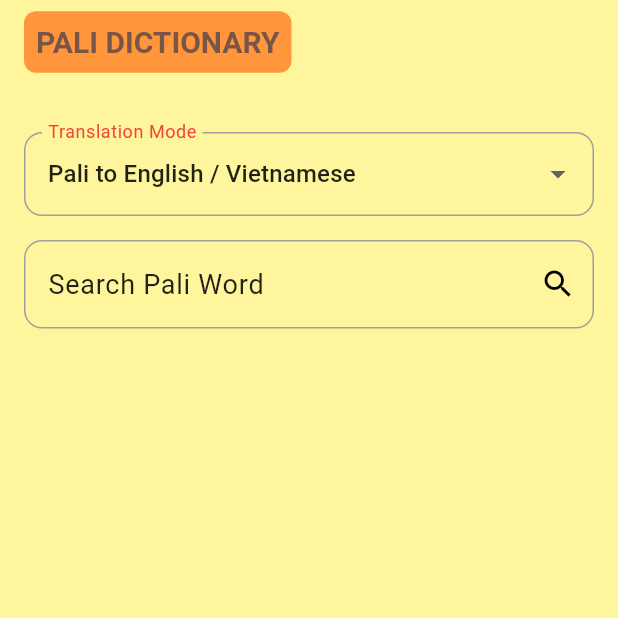
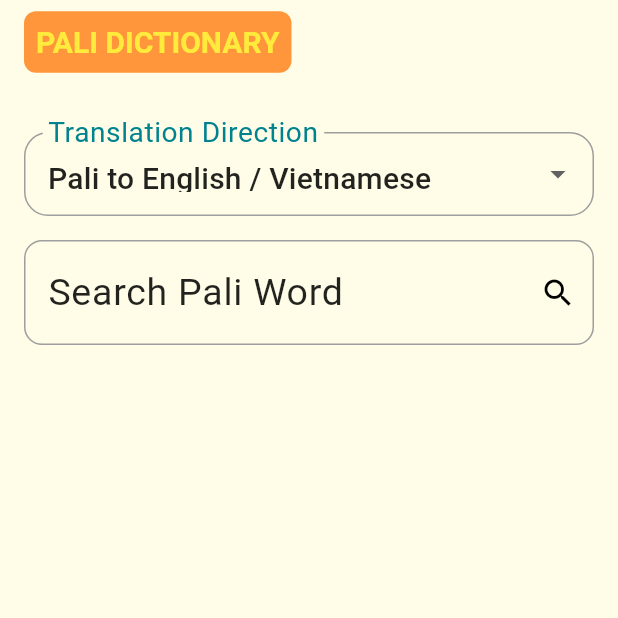
Before and after one commit to trgpnt/pali_dict_app, a Flutter app: the screen it shows after launch, on a phone screen of 412 x 824 dp, the top half of it. Run offline on Flutter 3.47's test engine with Material 3 defaults, Android fonts, the phone set to English and light mode, and no system bars; statements that could not run were skipped.

Commit message:
Running app, _ Modified colors for drop down menu widget

```diff
--- a/lib/dictionary_app.dart
+++ b/lib/dictionary_app.dart
@@ -113,8 +113,11 @@ class _DictionaryAppState extends State<DictionaryApp> {
                       });
                     },
                     decoration: InputDecoration(
-                      labelText: 'Translation Mode',
-                      labelStyle: const TextStyle(color: Colors.red),
+                      labelText: 'Translation Direction',
+                      labelStyle: const TextStyle(
+                          color: Color(0xFF00838F),
+                          decorationThickness: 10.0,
+                          fontSize: 25),
                       border: OutlineInputBorder(
                         borderRadius: BorderRadius.circular(12.0),
                       ),
@@ -130,7 +133,7 @@ class _DictionaryAppState extends State<DictionaryApp> {
                           color: Colors.grey,
                           width: 1.0,
                         ),
-                        borderRadius: BorderRadius.circular(12.0),
+                        borderRadius: BorderRadius.circular(16.0),
                       ),
                     ),
                     items: TranslationMode.values
@@ -145,8 +148,7 @@ class _DictionaryAppState extends State<DictionaryApp> {
                               ? 'Pali to English / Vietnamese'
                               : 'English to Pali',
                           style: const TextStyle(
-                            color: Colors.black87,
-                          ),
+                              color: Colors.black87, fontSize: 20),
                         ),
                       );
                     }).toList(),
@@ -154,6 +156,9 @@ class _DictionaryAppState extends State<DictionaryApp> {
                   const SizedBox(
                     height: 16.0,
                   ),
+                  /**
+                   * Search input field
+                   */
                   TextField(
                     onChanged: (query) {
                       setState(() {
@@ -171,9 +176,8 @@ class _DictionaryAppState extends State<DictionaryApp> {
                       hintText: currentMode == TranslationMode.englishToPali
                           ? 'Search English Word'
                           : 'Search Pali Word',
-                      hintStyle: const TextStyle(
-                        color: Colors.black87,
-                      ),
+                      hintStyle:
+                          const TextStyle(color: Colors.black87, fontSize: 25),
                       suffixIcon: currentSearchQuery.isNotEmpty
                           ? IconButton(
                               icon: const Icon(
--- a/lib/main.dart
+++ b/lib/main.dart
@@ -48,11 +48,11 @@ class _DictionaryHomePageState extends State<DictionaryHomePage> {
   @override
   Widget build(BuildContext context) {
     return MaterialApp(
-      theme: ThemeData(scaffoldBackgroundColor: Colors.yellow.shade200),
+      theme: ThemeData(scaffoldBackgroundColor: Colors.yellow.shade50),
       debugShowCheckedModeBanner: false,
       home: Scaffold(
         appBar: AppBar(
-          backgroundColor: Colors.yellow.shade200, // Yellow shade
+          backgroundColor: Colors.yellow.shade50, // Yellow shade
           title: Container(
             padding: const EdgeInsets.all(8.0), // Padding around the text
             decoration: BoxDecoration(
@@ -65,7 +65,7 @@ class _DictionaryHomePageState extends State<DictionaryHomePage> {
               style: TextStyle(
                 fontSize: 20.0,
                 fontWeight: FontWeight.bold,
-                color: Colors.brown, // Text color
+                color: Colors.yellow, // Text color
               ),
             ),
           ),
```
Also changed, not shown: 1 other file.
